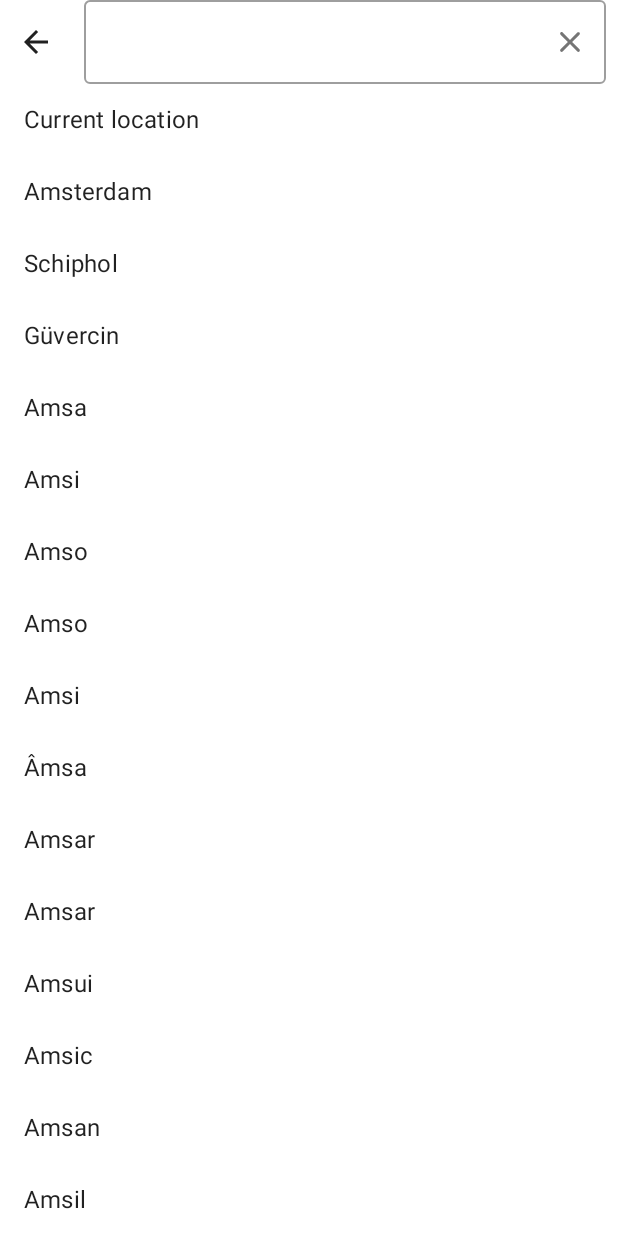
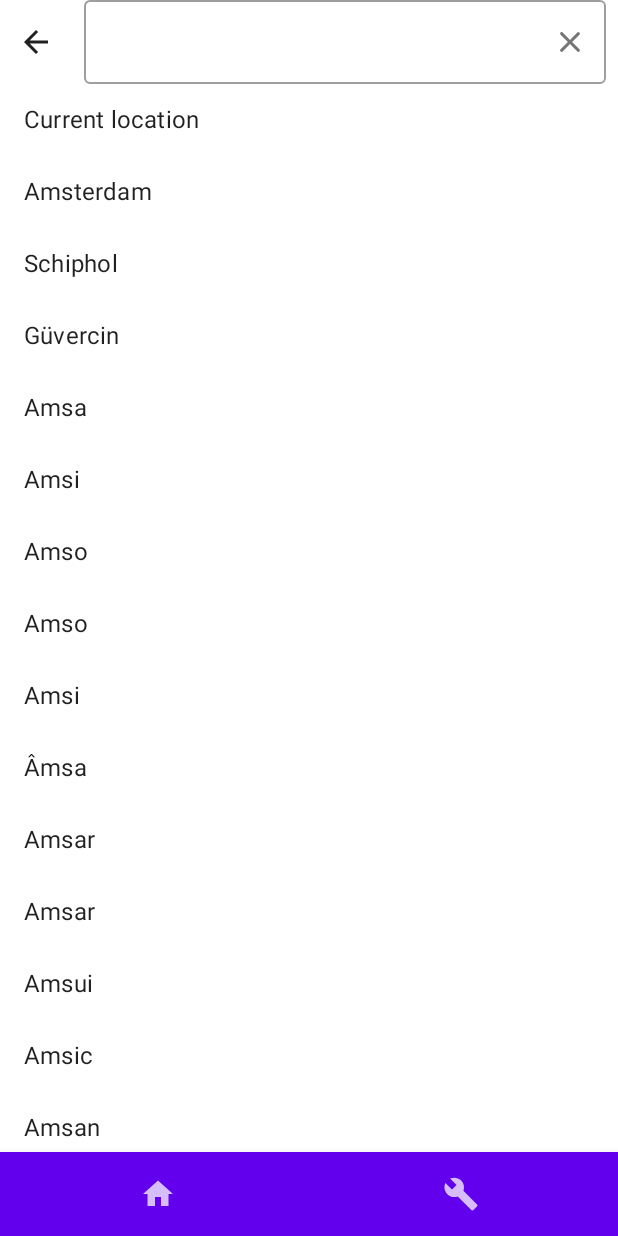
Before and after one commit to dima-berendeev/Weather, an Android app built with Jetpack Compose: the screen it shows after launch (MainActivity), after a tap on "No selected", on a phone screen of 412 x 824 dp. Run offline under Robolectric (Android 15) with nearby library versions, the phone set to English and light mode, and no system bars; our stand-ins replace Dagger/Hilt's generated code.

Commit message:
Bottom app bar + blanc dev menu

```diff
--- a/app/src/main/java/org/berendeev/weather/MainScreen.kt
+++ b/app/src/main/java/org/berendeev/weather/MainScreen.kt
@@ -1,24 +1,69 @@
 package org.berendeev.weather
 
+import androidx.compose.foundation.layout.Box
+import androidx.compose.foundation.layout.padding
+import androidx.compose.material.BottomAppBar
+import androidx.compose.material.BottomNavigationItem
+import androidx.compose.material.Icon
+import androidx.compose.material.Scaffold
+import androidx.compose.material.icons.Icons
+import androidx.compose.material.icons.filled.Build
+import androidx.compose.material.icons.filled.Home
 import androidx.compose.runtime.Composable
+import androidx.compose.ui.Modifier
 import androidx.hilt.navigation.compose.hiltViewModel
+import androidx.navigation.NavHostController
 import androidx.navigation.compose.NavHost
 import androidx.navigation.compose.composable
 import androidx.navigation.compose.rememberNavController
 import org.berendeev.weather.dashboard.DashboardRoute
 import org.berendeev.weather.data.model.LocationMode
+import org.berendeev.weather.devmenu.devMenuScreen
+import org.berendeev.weather.devmenu.navigateToDevMenu
 import org.berendeev.weather.selectplace.SelectPlaceRoute
 import org.berendeev.weather.selectplace.SelectedPlace
 
 @Composable
 fun MainScreen() {
     val navController = rememberNavController()
+    Scaffold(
+        bottomBar = {
+            BottomAppBar {
+                BottomNavigationItem(
+                    selected = false,
+                    onClick = { navController.navigate("dashboard") },
+                    icon = {
+                        Icon(Icons.Default.Home, contentDescription = "Home")
+                    }
+                )
+                BottomNavigationItem(
+                    selected = false,
+                    onClick = { navController.navigateToDevMenu() },
+                    icon = {
+                        Icon(Icons.Default.Build, contentDescription = "Developer menu")
+                    }
+                )
+            }
+
+        }
+    ) { paddings ->
+        Box(modifier = Modifier.padding(paddings)) {
+            NavigationContainer(navController)
+        }
+    }
+
+}
+
+@Composable
+private fun NavigationContainer(navController: NavHostController) {
+
     val mainViewModel: MainViewModel = hiltViewModel()
-    NavHost(navController = navController, startDestination = "current-weather-screen") {
+
+    NavHost(navController = navController, startDestination = "dashboard") {
         fun pop() {
             navController.popBackStack()
         }
-        composable("current-weather-screen") {
+        composable("dashboard") {
             DashboardRoute(
                 onCurrentCityClick = {
                     navController.navigate("select-city-screen")
@@ -41,5 +86,6 @@ fun MainScreen() {
                 }
             )
         }
+        devMenuScreen()
     }
 }
--- /dev/null
+++ b/app/src/main/java/org/berendeev/weather/devmenu/DevMenuNavigation.kt
@@ -0,0 +1,19 @@
+package org.berendeev.weather.devmenu
+
+import androidx.navigation.NavController
+import androidx.navigation.NavGraphBuilder
+import androidx.navigation.NavOptions
+import androidx.navigation.compose.composable
+
+const val devMenuRoute = "dev_menu_route"
+
+fun NavController.navigateToDevMenu(navOptions: NavOptions? = null) {
+    this.navigate(devMenuRoute, navOptions)
+}
+
+fun NavGraphBuilder.devMenuScreen(
+) {
+    composable(route = devMenuRoute) {
+        DevMenuRouter()
+    }
+}
--- /dev/null
+++ b/app/src/main/java/org/berendeev/weather/devmenu/DevMenuScreen.kt
@@ -0,0 +1,9 @@
+package org.berendeev.weather.devmenu
+
+import androidx.compose.material.Text
+import androidx.compose.runtime.Composable
+
+@Composable
+fun DevMenuRouter() {
+    Text("Developer menu")
+}
```
